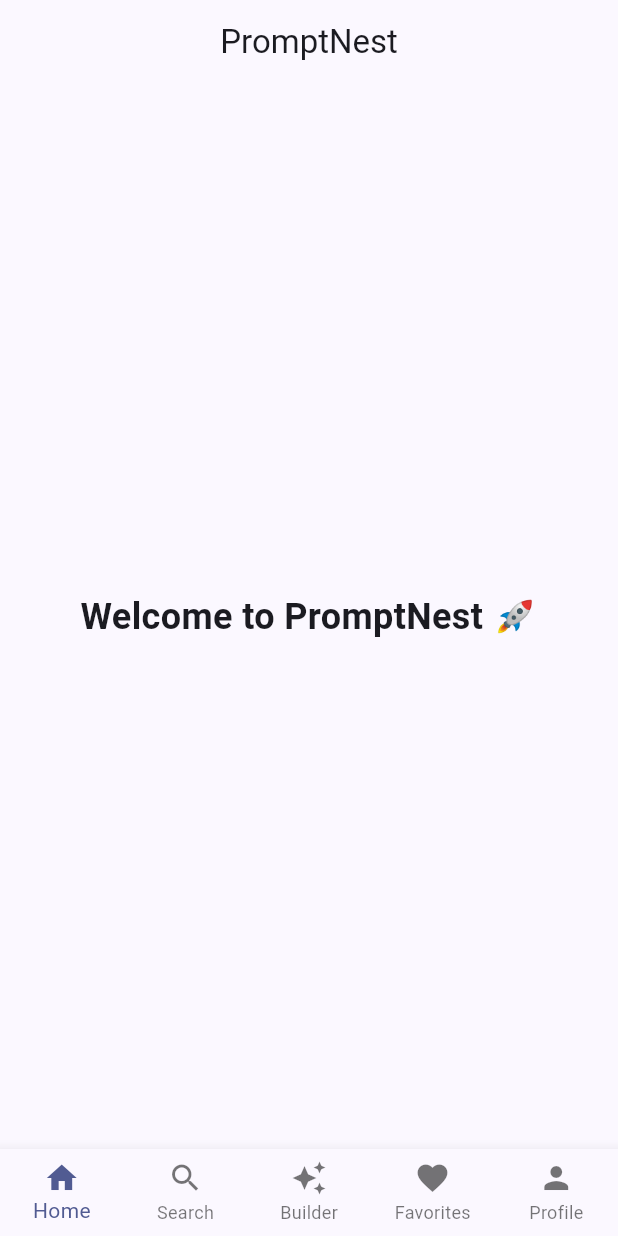
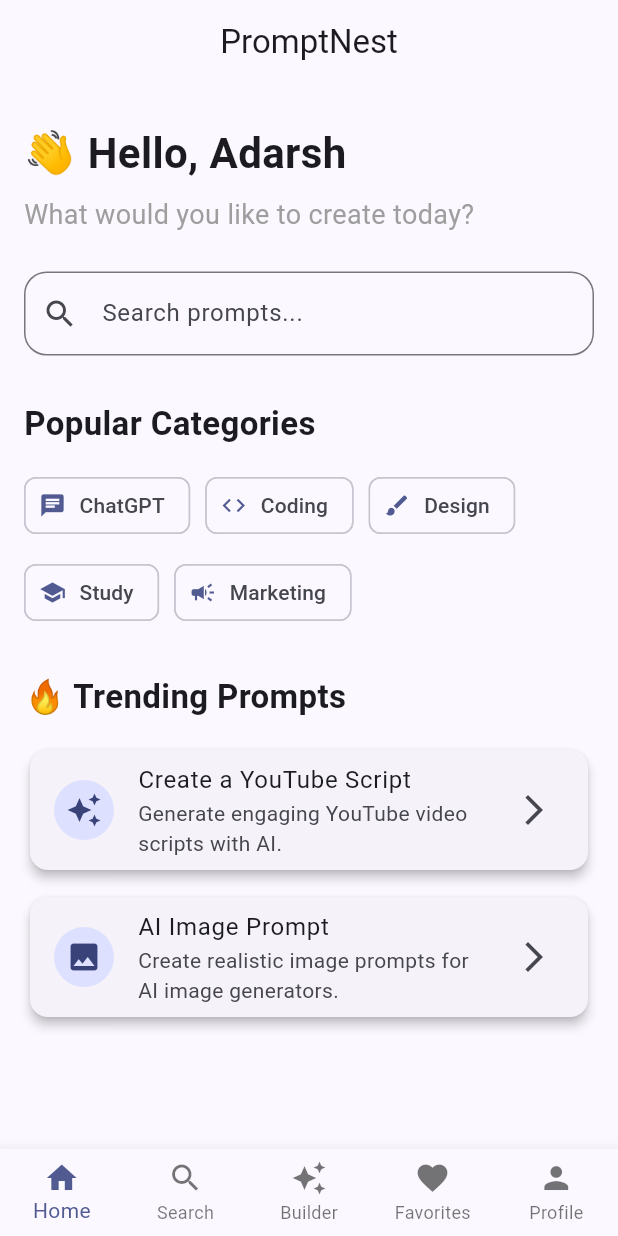
Before and after one commit to adarshananddev/PromptNest, a Flutter app: the screen it shows after launch, on a phone screen of 412 x 824 dp. Run offline on Flutter 3.47's test engine with Material 3 defaults, Android fonts, the phone set to English and light mode, and no system bars.

Commit message:
Sprint 2: Home screen UI completed

```diff
--- a/lib/screens/home_screen.dart
+++ b/lib/screens/home_screen.dart
@@ -10,13 +10,126 @@ class HomeScreen extends StatelessWidget {
         title: const Text("PromptNest"),
         centerTitle: true,
       ),
-      body: const Center(
-        child: Text(
-          "Welcome to PromptNest 🚀",
-          style: TextStyle(
-            fontSize: 24,
-            fontWeight: FontWeight.bold,
-          ),
+      body: SingleChildScrollView(
+        padding: const EdgeInsets.all(16),
+        child: Column(
+          crossAxisAlignment: CrossAxisAlignment.start,
+          children: [
+            const SizedBox(height: 10),
+
+            const Text(
+              "👋 Hello, Adarsh",
+              style: TextStyle(
+                fontSize: 28,
+                fontWeight: FontWeight.bold,
+              ),
+            ),
+
+            const SizedBox(height: 8),
+
+            const Text(
+              "What would you like to create today?",
+              style: TextStyle(
+                fontSize: 18,
+                color: Colors.grey,
+              ),
+            ),
+
+            const SizedBox(height: 25),
+
+            TextField(
+              decoration: InputDecoration(
+                hintText: "Search prompts...",
+                prefixIcon: const Icon(Icons.search),
+                border: OutlineInputBorder(
+                  borderRadius: BorderRadius.circular(15),
+                ),
+              ),
+            ),
+
+            const SizedBox(height: 30),
+
+            const Text(
+              "Popular Categories",
+              style: TextStyle(
+                fontSize: 22,
+                fontWeight: FontWeight.bold,
+              ),
+            ),
+
+            const SizedBox(height: 15),
+
+            Wrap(
+              spacing: 10,
+              runSpacing: 10,
+              children: const [
+                Chip(
+                  avatar: Icon(Icons.chat),
+                  label: Text("ChatGPT"),
+                ),
+                Chip(
+                  avatar: Icon(Icons.code),
+                  label: Text("Coding"),
+                ),
+                Chip(
+                  avatar: Icon(Icons.brush),
+                  label: Text("Design"),
+                ),
+                Chip(
+                  avatar: Icon(Icons.school),
+                  label: Text("Study"),
+                ),
+                Chip(
+                  avatar: Icon(Icons.campaign),
+                  label: Text("Marketing"),
+                ),
+              ],
+            ),
+
+            const SizedBox(height: 30),
+
+            const Text(
+              "🔥 Trending Prompts",
+              style: TextStyle(
+                fontSize: 22,
+                fontWeight: FontWeight.bold,
+              ),
+            ),
+
+            const SizedBox(height: 15),
+
+            Card(
+              elevation: 3,
+              child: ListTile(
+                leading: const CircleAvatar(
+                  child: Icon(Icons.auto_awesome),
+                ),
+                title: const Text("Create a YouTube Script"),
+                subtitle: const Text(
+                  "Generate engaging YouTube video scripts with AI.",
+                ),
+                trailing: const Icon(Icons.arrow_forward_ios),
+              ),
+            ),
+
+            const SizedBox(height: 10),
+
+            Card(
+              elevation: 3,
+              child: ListTile(
+                leading: const CircleAvatar(
+                  child: Icon(Icons.image),
+                ),
+                title: const Text("AI Image Prompt"),
+                subtitle: const Text(
+                  "Create realistic image prompts for AI image generators.",
+                ),
+                trailing: const Icon(Icons.arrow_forward_ios),
+              ),
+            ),
+
+            const SizedBox(height: 20),
+          ],
         ),
       ),
     );
```
Also changed, not shown: lib/constants/app_colors.dart (added), lib/constants/app_strings.dart (added), 2 other files.
